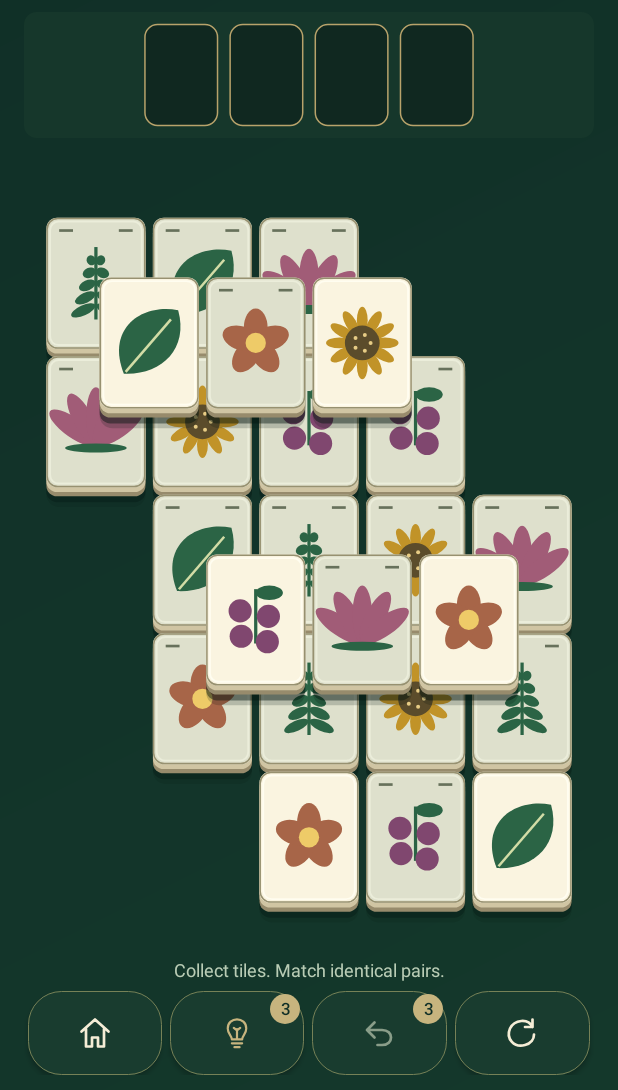
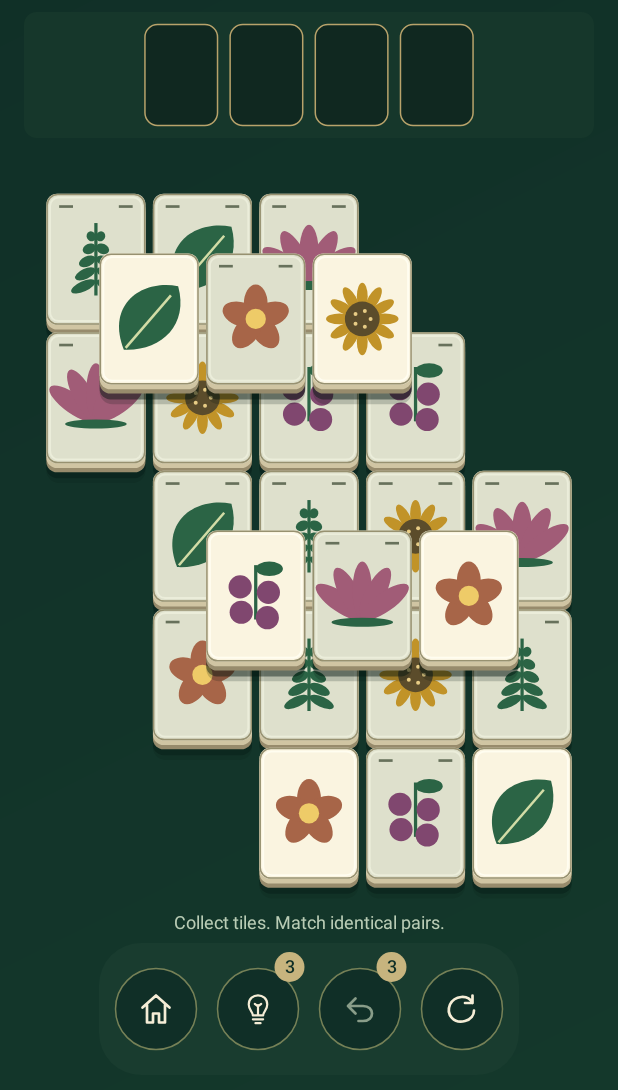
Before and after one commit to walidmadad/wamad.games.petaljong, an Android app: the screen it shows after launch (MainActivity), after a tap on an icon or button, on a phone screen of 412 x 824 dp, the part 146-1236 px from its top. Run offline under Robolectric (Android 15) with nearby library versions, the phone set to English and light mode, and no system bars; our stand-ins replace AdMob; 4 statements that could not run were skipped.

Commit message:
feat: polish bottom navigation and rewarded ad dialogs

```diff
--- a/app/src/main/java/com/tilebloom/game/presentation/GardenControls.kt
+++ b/app/src/main/java/com/tilebloom/game/presentation/GardenControls.kt
@@ -55,45 +55,59 @@ class GardenIconButton(context: Context, iconResource: Int, private val iconTint
     private val video = context.getDrawable(com.tilebloom.game.R.drawable.ic_play)!!.mutate()
     init {
         GardenStyle.button(this)
+        minimumWidth = 0; minimumHeight = 0
+        // The outer target reserves room for attached badges inside its own bounds.
+        background = null
         text = ""
         setPadding(0, 0, 0, 0)
+        isClickable = true
     }
     override fun onDraw(canvas: Canvas) {
         super.onDraw(canvas)
-        val size = GardenStyle.dp(context, 25)
-        val cx = width / 2; val cy = height / 2 - if (showsAdIndicator) GardenStyle.dp(context, 7) else 0
+        val d = resources.displayMetrics.density
+        val cx = width / 2f; val cy = height / 2f
+        val radius = minOf(28 * d, width / 2f, height / 2f)
+        ink.style = Paint.Style.FILL
+        ink.color = if (isPressed) Color.rgb(49, 80, 59) else GardenStyle.forest
+        canvas.drawCircle(cx, cy, radius - d, ink)
+        ink.style = Paint.Style.STROKE; ink.strokeWidth = d
+        ink.color = Color.rgb(118, 129, 87)
+        canvas.drawCircle(cx, cy, radius - d, ink)
+        ink.style = Paint.Style.FILL
+        val size = GardenStyle.dp(context, 24)
         icon.setTint(if (isEnabled) iconTint else Color.rgb(137, 157, 137))
-        icon.setBounds(cx - size / 2, cy - size / 2, cx + size / 2, cy + size / 2)
+        icon.setBounds((cx - size / 2).toInt(), (cy - size / 2).toInt(),
+            (cx + size / 2).toInt(), (cy + size / 2).toInt())
         icon.draw(canvas)
+        badge?.let {
+            ink.typeface = Typeface.create("sans-serif-medium", Typeface.NORMAL)
+            ink.textSize = 12 * resources.displayMetrics.scaledDensity
+            val h = maxOf(20 * d, ink.fontSpacing + 2 * d)
+            val w = maxOf(h, ink.measureText(it.toString()) + 6 * d)
+            val right = width - d; val top = 0f
+            ink.color = GardenStyle.gold
+            canvas.drawRoundRect(right - w, top, right, h, h / 2, h / 2, ink)
+            ink.color = GardenStyle.forest
+            canvas.drawText(it.toString(), right - w / 2 - ink.measureText(it.toString()) / 2,
+                h / 2 - (ink.ascent() + ink.descent()) / 2, ink)
+        }
         if (showsAdIndicator) {
-            val density = resources.displayMetrics.density
             val label = context.getString(com.tilebloom.game.R.string.ad_label)
             ink.typeface = Typeface.create("sans-serif-medium", Typeface.NORMAL)
-            ink.textSize = 10 * resources.displayMetrics.scaledDensity
+            ink.textSize = 11 * resources.displayMetrics.scaledDensity
+            val videoSize = 12 * d
+            val w = videoSize + ink.measureText(label) + 10 * d
+            val h = maxOf(20 * d, ink.fontSpacing + 2 * d)
+            val left = cx - w / 2; val top = height - h
             ink.color = GardenStyle.gold
-            val videoSize = GardenStyle.dp(context, 12)
-            val total = videoSize + 3 * density + ink.measureText(label)
-            val left = (width - total) / 2
-            val bottom = height - 5 * density
-            video.setTint(GardenStyle.gold)
-            video.setBounds(left.toInt(), (bottom - videoSize).toInt(), left.toInt() + videoSize, bottom.toInt())
+            canvas.drawRoundRect(left, top, left + w, height.toFloat(), h / 2, h / 2, ink)
+            video.setTint(GardenStyle.forest)
+            video.setBounds((left + 3*d).toInt(), (top + (h-videoSize)/2).toInt(),
+                (left + 3*d + videoSize).toInt(), (top + (h+videoSize)/2).toInt())
             video.draw(canvas)
-            canvas.drawText(label, left + videoSize + 3 * density, bottom - 1 * density, ink)
-        }
-        badge?.let {
-            val number = it.toString()
-            ink.typeface = Typeface.create("sans-serif-medium", Typeface.NORMAL)
-            ink.textSize = (if (showsAdIndicator) 10 else 11) * resources.displayMetrics.scaledDensity
-            val gap = GardenStyle.dp(context, if (showsAdIndicator) 2 else 5).toFloat()
-            val h = maxOf(GardenStyle.dp(context, if (showsAdIndicator) 16 else 20).toFloat(), ink.fontSpacing + gap)
-            val w = maxOf(h, ink.measureText(number) + gap * 2)
-            val right = width - GardenStyle.dp(context, 3).toFloat()
-            val top = GardenStyle.dp(context, 2).toFloat()
-            ink.style = Paint.Style.FILL; ink.color = GardenStyle.gold
-            canvas.drawRoundRect(right - w, top, right, top + h, h / 2, h / 2, ink)
             ink.color = GardenStyle.forest
-            canvas.drawText(number, right - w / 2 - ink.measureText(number) / 2,
-                top + h / 2 - (ink.ascent() + ink.descent()) / 2, ink)
+            canvas.drawText(label, left + videoSize + 5*d,
+                top + h/2 - (ink.ascent()+ink.descent())/2, ink)
         }
     }
 }
```
Also changed, not shown: app/build.gradle.kts (+13 -0 lines), app/src/main/java/com/tilebloom/game/presentation/MainActivity.kt (+39 -25 lines), 3 other files.
